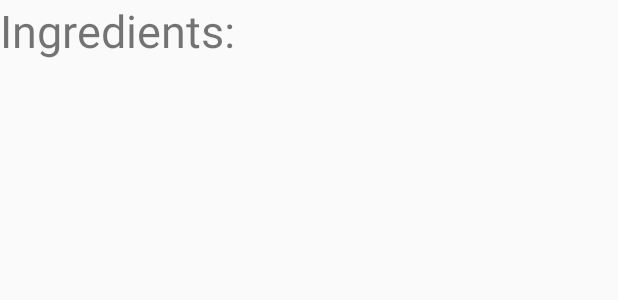
After one commit to Mivinguy/DigitalCookbook, an Android app: the layout front_recipe.xml on its own in the app's theme, with its tools: preview values and no code run, on a phone screen of 412 x 824 dp. The commit adds this screen. Shown: the top 300 px of the screen. Run offline under Robolectric (Android 15) with nearby library versions, the phone set to English and light mode, and no system bars.

Commit message:
more TTS, some layout done

```diff
--- /dev/null
+++ b/app/src/main/res/layout/front_recipe.xml
@@ -0,0 +1,26 @@
+<?xml version="1.0" encoding="utf-8"?>
+<FrameLayout xmlns:android="http://schemas.android.com/apk/res/android"
+    android:layout_width="match_parent"
+    android:layout_height="match_parent"
+    android:orientation="vertical">
+
+    <ImageView
+        android:layout_width="match_parent"
+        android:layout_height="match_parent"
+        android:padding="16dp" />
+
+    <TextView
+        android:id="@+id/stepsHeader"
+        android:layout_width="match_parent"
+        android:layout_height="wrap_content"
+        android:textSize="30sp"
+        android:text="Ingredients:" />
+
+    <TextView
+        android:id="@+id/ingredientsList"
+        android:layout_width="match_parent"
+        android:layout_height="match_parent"
+        android:gravity="center"
+        android:text="" />
+
+</FrameLayout>
```
Also changed, not shown: app/src/main/java/com/example/digitalcookbook/RecipeView.java (+61 -32 lines), app/src/main/res/layout/activity_recipe.xml (+17 -33 lines), app/src/main/res/layout/back_recipe.xml (added, +40 -0 lines).
